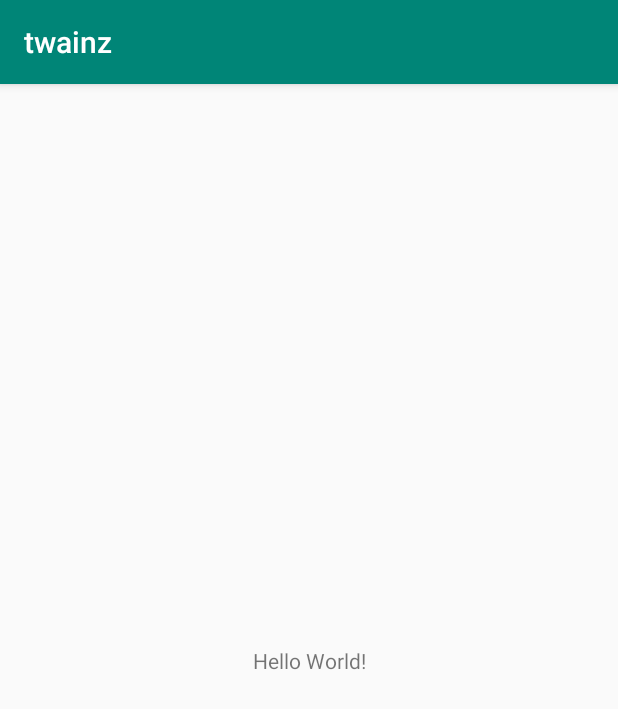
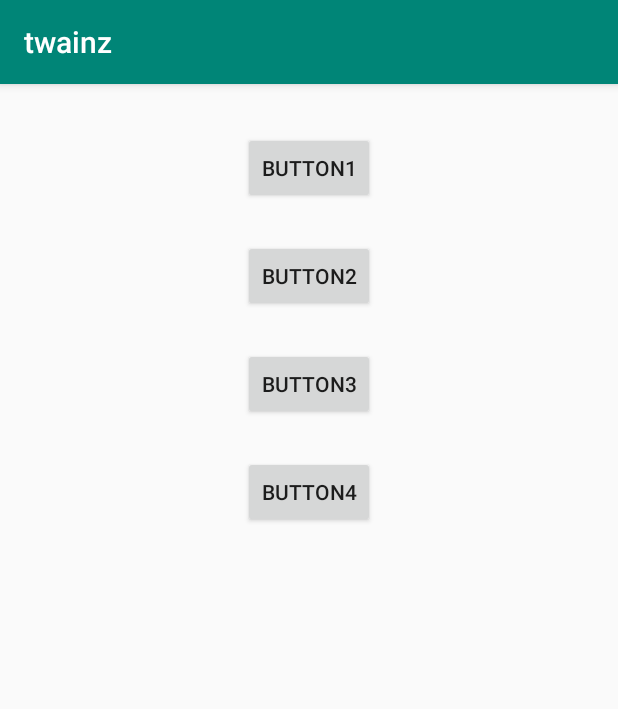
Before and after one commit to Videept/twainz, an Android app: the screen it shows after launch (MainActivity), on a phone screen of 412 x 824 dp. Shown: the top 709 px of the screen. Run offline under Robolectric (Android 15) with nearby library versions, the phone set to English and light mode, and no system bars.

Commit message:
Added four buttons to the main activity for testing. Modify the switch statement in MainActivity to test new features. Testing features this way might remove the need to fork the repository and complicate the merging process later on. Started working on the class to fetch the real time data.

```diff
--- a/app/src/main/AndroidManifest.xml
+++ b/app/src/main/AndroidManifest.xml
@@ -1,14 +1,17 @@
 <?xml version="1.0" encoding="utf-8"?>
 <manifest xmlns:android="http://schemas.android.com/apk/res/android"
     package="com.example.twainz">
+    <uses-permission android:name="android.permission.INTERNET" />
 
     <application
         android:allowBackup="true"
+        android:usesCleartextTraffic="true"
         android:icon="@mipmap/ic_launcher"
         android:label="@string/app_name"
         android:roundIcon="@mipmap/ic_launcher_round"
         android:supportsRtl="true"
         android:theme="@style/AppTheme">
+
         <activity android:name=".MainActivity">
             <intent-filter>
                 <action android:name="android.intent.action.MAIN" />
--- a/app/src/main/res/layout/activity_main.xml
+++ b/app/src/main/res/layout/activity_main.xml
@@ -6,13 +6,65 @@
     android:layout_height="match_parent"
     tools:context=".MainActivity">
 
-    <TextView
+    <Button
+        android:id="@+id/button"
         android:layout_width="wrap_content"
         android:layout_height="wrap_content"
-        android:text="Hello World!"
-        app:layout_constraintBottom_toBottomOf="parent"
-        app:layout_constraintLeft_toLeftOf="parent"
-        app:layout_constraintRight_toRightOf="parent"
+        android:layout_marginStart="8dp"
+        android:layout_marginLeft="8dp"
+        android:layout_marginTop="32dp"
+        android:layout_marginEnd="8dp"
+        android:layout_marginRight="8dp"
+        android:onClick="onClick"
+        android:text="Button1"
+        app:layout_constraintEnd_toEndOf="parent"
+        app:layout_constraintStart_toStartOf="parent"
         app:layout_constraintTop_toTopOf="parent" />
 
+    <Button
+        android:id="@+id/button2"
+        android:layout_width="wrap_content"
+        android:layout_height="wrap_content"
+        android:layout_marginStart="8dp"
+        android:layout_marginLeft="8dp"
+        android:layout_marginTop="24dp"
+        android:layout_marginEnd="8dp"
+        android:layout_marginRight="8dp"
+        android:onClick="onClick"
+        android:text="Button2"
+        app:layout_constraintEnd_toEndOf="parent"
+        app:layout_constraintStart_toStartOf="parent"
+        app:layout_constraintTop_toBottomOf="@+id/button" />
+
+    <Button
+        android:id="@+id/button3"
+        android:layout_width="wrap_content"
+        android:layout_height="wrap_content"
+        android:layout_marginStart="8dp"
+        android:layout_marginLeft="8dp"
+        android:layout_marginTop="24dp"
+        android:layout_marginEnd="8dp"
+        android:layout_marginRight="8dp"
+        android:onClick="onClick"
+        android:text="Button3"
+        app:layout_constraintEnd_toEndOf="parent"
+        app:layout_constraintHorizontal_bias="0.501"
+        app:layout_constraintStart_toStartOf="parent"
+        app:layout_constraintTop_toBottomOf="@+id/button2" />
+
+    <Button
+        android:id="@+id/button4"
+        android:layout_width="wrap_content"
+        android:layout_height="wrap_content"
+        android:layout_marginStart="8dp"
+        android:layout_marginLeft="8dp"
+        android:layout_marginTop="24dp"
+        android:layout_marginEnd="8dp"
+        android:layout_marginRight="8dp"
+        android:onClick="onClick"
+        android:text="Button4"
+        app:layout_constraintEnd_toEndOf="parent"
+        app:layout_constraintHorizontal_bias="0.501"
+        app:layout_constraintStart_toStartOf="parent"
+        app:layout_constraintTop_toBottomOf="@+id/button3" />
 </android.support.constraint.ConstraintLayout>
```
Also changed, not shown: app/src/main/java/com/example/twainz/MainActivity.java (+49 -0 lines), app/src/main/java/com/example/twainz/trainFetcher.java (added, +65 -0 lines).
